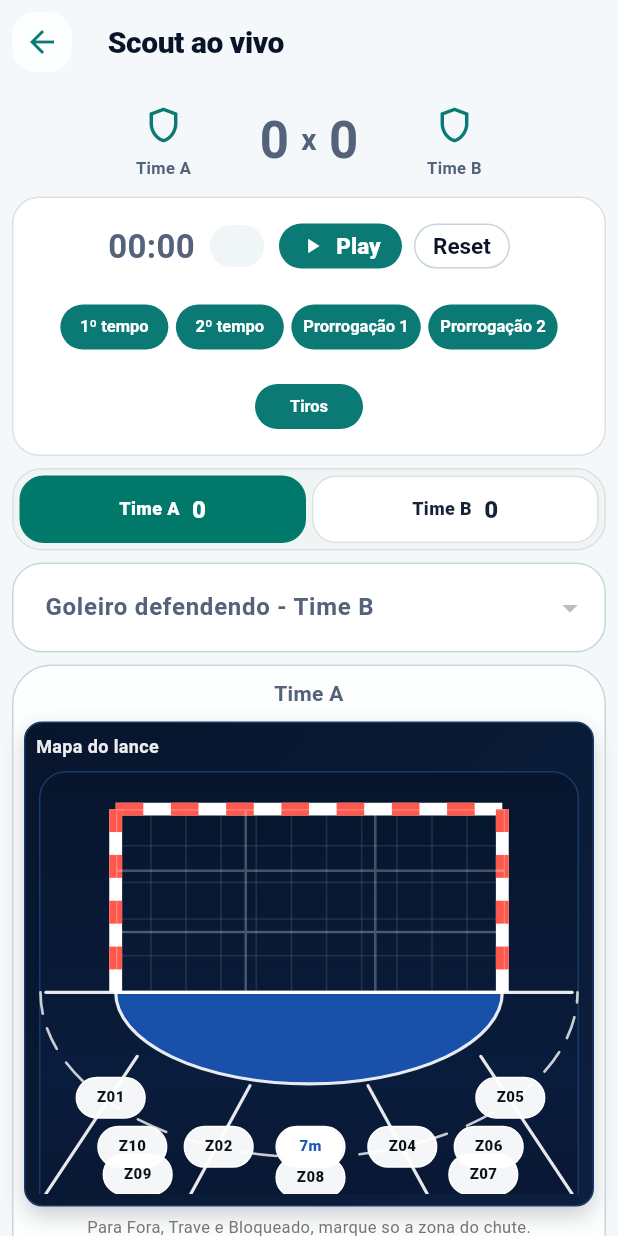
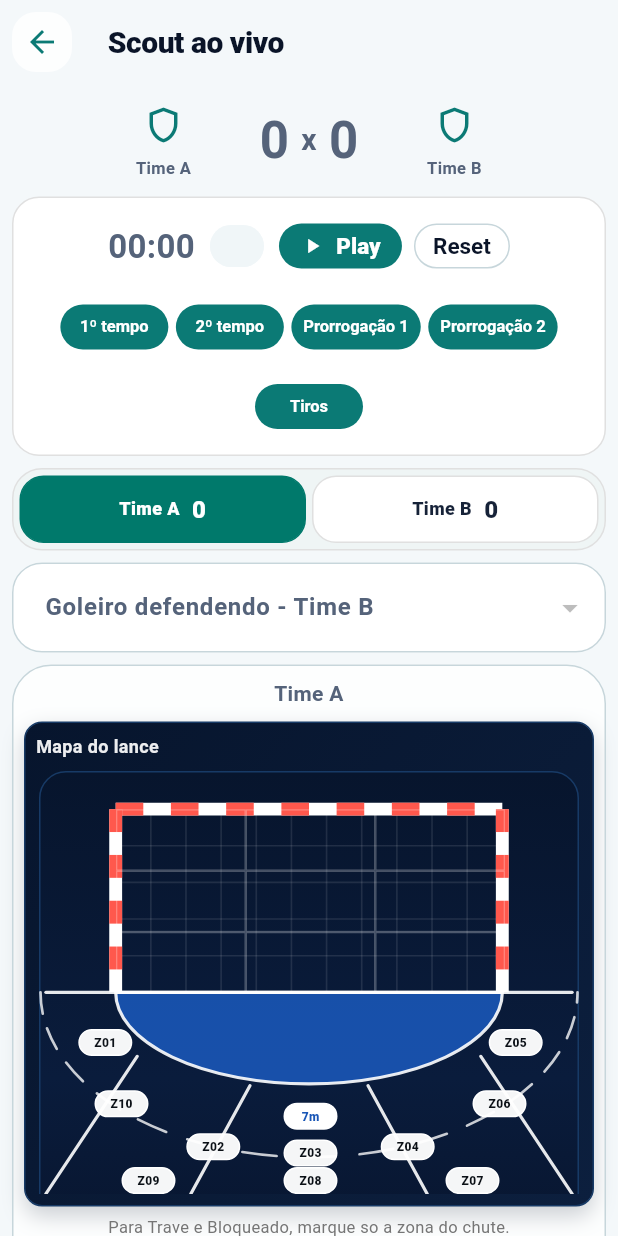
Before and after one commit to luzass/handbrasilstats, a Flutter app: the LiveScoutPage screen opened directly with empty values, on a phone screen of 412 x 824 dp. Run offline on Flutter 3.47's test engine with Material 3 defaults, Android fonts, the phone set to English and light mode, and no system bars; our stand-ins replace file_picker, flutter_dotenv, flutter_riverpod, supabase_flutter; accounts and stored records are empty.

Commit message:
Ajusta zonas do scout e alvo de chute para fora

```diff
--- a/lib/modules/scout/live_scout_page.dart
+++ b/lib/modules/scout/live_scout_page.dart
@@ -575,7 +575,15 @@ class _LiveScoutPageState extends State<LiveScoutPage> {
   }
 
   bool _goalZoneIsRequired(String? result) {
+    return result == 'goal' || result == 'saved' || result == 'out';
+  }
+
+  bool _insideGoalZonesEnabled(String? result) {
     return result == 'goal' || result == 'saved';
+  }
+
+  bool _outsideGoalZonesEnabled(String? result) {
+    return result == 'out';
   }
 
   bool _attackContextApplies(String? result) {
@@ -625,7 +633,9 @@ class _LiveScoutPageState extends State<LiveScoutPage> {
 
     if (_goalZoneIsRequired(draft.result) && draft.goalZoneId == null) {
       setState(() {
-        _errorMessage = 'Selecione a zona do gol do time da esquerda.';
+        _errorMessage = draft.result == 'out'
+            ? 'Selecione onde a bola saiu no chute do time da esquerda.'
+            : 'Selecione a zona do gol do time da esquerda.';
       });
       return;
     }
@@ -707,7 +717,9 @@ class _LiveScoutPageState extends State<LiveScoutPage> {
 
     if (_goalZoneIsRequired(draft.result) && draft.goalZoneId == null) {
       setState(() {
-        _errorMessage = 'Selecione a zona do gol do time da direita.';
+        _errorMessage = draft.result == 'out'
+            ? 'Selecione onde a bola saiu no chute do time da direita.'
+            : 'Selecione a zona do gol do time da direita.';
       });
       return;
     }
@@ -1354,6 +1366,21 @@ Widget _buildMatchHeader({
     }
   }
 
+  String _goalTargetLabel(dynamic value, String shotResult) {
+    final id = value is num
+        ? value.toInt()
+        : int.tryParse(value?.toString() ?? '');
+    if (id == null) {
+      return '';
+    }
+
+    if (shotResult == 'out' && id >= 10) {
+      return ' | F${(id - 9).toString().padLeft(2, '0')}';
+    }
+
+    return ' | G${id.toString().padLeft(2, '0')}';
+  }
+
   String _genericEventLabel(String value) {
     switch (value) {
       case 'suspension_2min':
@@ -1421,16 +1448,15 @@ Widget _buildMatchHeader({
 
                 final zoneId = event['zone_id'];
                 final goalZoneId = event['goal_zone_id'];
-                final result = _shotResultLabel(event['shot_result'] as String? ?? '-');
+                final shotResult = event['shot_result'] as String? ?? '-';
+                final result = _shotResultLabel(shotResult);
                 final goalType = attackContext == 'contra_ataque'
                     ? ' | Contra-ataque'
                     : (event['shot_result'] == 'goal' ? ' | Gol normal' : '');
                 final zoneText = zoneId == null
                     ? 'Z--'
                     : 'Z${zoneId.toString().padLeft(2, '0')}';
-                final goalZoneText = goalZoneId != null
-                    ? ' | G${goalZoneId.toString().padLeft(2, '0')}'
-                    : '';
+                final goalZoneText = _goalTargetLabel(goalZoneId, shotResult);
 
                 return ListTile(
                   dense: true,
@@ -1687,7 +1713,9 @@ Widget _buildMatchHeader({
     required bool isSavingGenericEvent,
     required bool genericNeedsPlayer,
   }) {
-    final goalZoneEnabled = _goalZoneIsRequired(selectedResult);
+    final goalTargetRequired = _goalZoneIsRequired(selectedResult);
+    final insideGoalZonesEnabled = _insideGoalZonesEnabled(selectedResult);
+    final outsideGoalZonesEnabled = _outsideGoalZonesEnabled(selectedResult);
 
     return LayoutBuilder(
       builder: (context, constraints) {
@@ -1720,15 +1748,25 @@ Widget _buildMatchHeader({
                         selectedGoalZoneId: selectedGoalZoneId,
                         onZoneSelected: onZoneSelected,
                         onGoalZoneSelected: onGoalZoneSelected,
-                        goalZonesEnabled: goalZoneEnabled,
+                        goalZonesEnabled: insideGoalZonesEnabled,
+                        outsideGoalZonesEnabled: outsideGoalZonesEnabled,
                       ),
                     ),
                   ),
                 ),
-                if (!goalZoneEnabled) ...[
+                if (selectedResult == 'out') ...[
                   const SizedBox(height: 6),
                   Text(
-                    'Para Fora, Trave e Bloqueado, marque so a zona do chute.',
+                    'Marque no mapa onde a bola saiu: acima, esquerda ou direita do gol.',
+                    style: TextStyle(
+                      color: Colors.grey.shade600,
+                      fontSize: compact ? 11 : 12,
+                    ),
+                  ),
+                ] else if (!goalTargetRequired) ...[
+                  const SizedBox(height: 6),
+                  Text(
+                    'Para Trave e Bloqueado, marque so a zona do chute.',
                     style: TextStyle(
                       color: Colors.grey.shade600,
                       fontSize: compact ? 11 : 12,
@@ -1933,10 +1971,12 @@ Widget _buildMatchHeader({
                 },
                 selectedResult: draft.result,
                 onResultChanged: (value) {
+                  final targetModeChanged = _outsideGoalZonesEnabled(value) !=
+                      _outsideGoalZonesEnabled(draft.result);
                   _leftShotDraft.value = draft.copyWith(
                     result: value,
                     attackContext: value == 'goal' ? draft.attackContext : 'normal',
-                    clearGoalZoneId: !_goalZoneIsRequired(value),
+                    clearGoalZoneId: targetModeChanged || !_goalZoneIsRequired(value),
                   );
                 },
                 selectedAttackContext: draft.attackContext,
@@ -1991,10 +2031,12 @@ Widget _buildMatchHeader({
                 },
                 selectedResult: draft.result,
                 onResultChanged: (value) {
+                  final targetModeChanged = _outsideGoalZonesEnabled(value) !=
+                      _outsideGoalZonesEnabled(draft.result);
                   _rightShotDraft.value = draft.copyWith(
                     result: value,
                     attackContext: value == 'goal' ? draft.attackContext : 'normal',
-                    clearGoalZoneId: !_goalZoneIsRequired(value),
+                    clearGoalZoneId: targetModeChanged || !_goalZoneIsRequired(value),
                   );
                 },
                 selectedAttackContext: draft.attackContext,
@@ -2215,10 +2257,13 @@ Widget _buildMatchHeader({
                         },
                         selectedResult: draft.result,
                         onResultChanged: (value) {
+                          final targetModeChanged =
+                              _outsideGoalZonesEnabled(value) !=
+                                  _outsideGoalZonesEnabled(draft.result);
                           _leftShotDraft.value = draft.copyWith(
                             result: value,
                             attackContext: value == 'goal' ? draft.attackContext : 'normal',
-                            clearGoalZoneId: !_goalZoneIsRequired(value),
+                            clearGoalZoneId: targetModeChanged || !_goalZoneIsRequired(value),
                           );
                         },
                         selectedAttackContext: draft.attackContext,
@@ -2273,10 +2318,13 @@ Widget _buildMatchHeader({
                         },
                         selectedResult: draft.result,
                         onResultChanged: (value) {
+                          final targetModeChanged =
+                              _outsideGoalZonesEnabled(value) !=
+                                  _outsideGoalZonesEnabled(draft.result);
                           _rightShotDraft.value = draft.copyWith(
                             result: value,
                             attackContext: value == 'goal' ? draft.attackContext : 'normal',
-                            clearGoalZoneId: !_goalZoneIsRequired(value),
+                            clearGoalZoneId: targetModeChanged || !_goalZoneIsRequired(value),
                           );
                         },
                         selectedAttackContext: draft.attackContext,
--- a/lib/widgets/scout_lance_map_selector.dart
+++ b/lib/widgets/scout_lance_map_selector.dart
@@ -22,6 +22,7 @@ class ScoutLanceMapSelector extends StatelessWidget {
   final ValueChanged<int> onZoneSelected;
   final ValueChanged<int> onGoalZoneSelected;
   final bool goalZonesEnabled;
+  final bool outsideGoalZonesEnabled;
   final bool enabled;
 
   const ScoutLanceMapSelector({
@@ -31,10 +32,11 @@ class ScoutLanceMapSelector extends StatelessWidget {
     required this.onZoneSelected,
     required this.onGoalZoneSelected,
     required this.goalZonesEnabled,
+    this.outsideGoalZonesEnabled = false,
     this.enabled = true,
   });
 
-  static const Offset _sevenMeterAnchor = Offset(0.50, 0.61);
+  static const Offset _sevenMeterAnchor = Offset(0.50, 0.56);
 
   static const List<List<int>> _goalRows = [
     [1, 4, 7],
@@ -43,16 +45,16 @@ class ScoutLanceMapSelector extends StatelessWidget {
   ];
 
   static const Map<int, Offset> _shotZoneAnchors = {
-    1: Offset(0.13, sixMeterApexY + 0.02),
-    5: Offset(0.87, sixMeterApexY + 0.02),
-    10: Offset(0.17, nineMeterApexY - 0.02),
-    6: Offset(0.83, nineMeterApexY - 0.02),
-    2: Offset(0.33, nineMeterApexY - 0.02),
-    3: Offset(0.50, nineMeterApexY - 0.02),
-    4: Offset(0.67, nineMeterApexY - 0.02),
-    9: Offset(0.18, bottomY - 0.035),
-    8: Offset(0.50, bottomY - 0.03),
-    7: Offset(0.82, bottomY - 0.035),
+    1: Offset(0.12, 0.44),
+    5: Offset(0.88, 0.44),
+    10: Offset(0.15, 0.54),
+    6: Offset(0.85, 0.54),
+    2: Offset(0.32, 0.61),
+    3: Offset(0.50, 0.62),
+    4: Offset(0.68, 0.61),
+    9: Offset(0.20, 0.665),
+    8: Offset(0.50, 0.665),
+    7: Offset(0.80, 0.665),
   };
 
   Widget _shotMarker(
@@ -62,9 +64,9 @@ class ScoutLanceMapSelector extends StatelessWidget {
     double height,
   ) {
     final isSelected = selectedZoneId == zoneId;
-    final markerWidth = (width * 0.13).clamp(44.0, 66.0).toDouble();
-    final markerHeight = (height * 0.052).clamp(28.0, 38.0).toDouble();
-    final fontSize = (markerHeight * 0.34).clamp(10.0, 12.0).toDouble();
+    final markerWidth = (width * 0.10).clamp(30.0, 50.0).toDouble();
+    final markerHeight = (height * 0.040).clamp(18.0, 28.0).toDouble();
+    final fontSize = (markerHeight * 0.42).clamp(8.0, 11.0).toDouble();
 
     return Positioned(
       left: (width * anchor.dx) - (markerWidth / 2),
@@ -82,9 +84,9 @@ class ScoutLanceMapSelector extends StatelessWidget {
 
   Widget _sevenMeterMarker(double width, double height) {
     final isSelected = selectedZoneId == 11;
-    final markerWidth = (width * 0.12).clamp(40.0, 56.0).toDouble();
-    final markerHeight = (height * 0.05).clamp(26.0, 34.0).toDouble();
-    final fontSize = (markerHeight * 0.35).clamp(10.0, 12.0).toDouble();
+    final markerWidth = (width * 0.10).clamp(30.0, 48.0).toDouble();
+    final markerHeight = (height * 0.040).clamp(18.0, 27.0).toDouble();
+    final fontSize = (markerHeight * 0.42).clamp(8.0, 11.0).toDouble();
 
     return Positioned(
       left: (width * _sevenMeterAnchor.dx) - (markerWidth / 2),
@@ -104,36 +106,94 @@ class ScoutLanceMapSelector extends StatelessWidget {
     final top = height * 0.06;
     final goalWidth = width * 0.72;
     final goalHeight = height * 0.30;
+    final outsideWidth = width * 0.11;
+    final outsideTopHeight = height * 0.045;
+    final innerCellWidth = goalWidth / 3;
+    final innerCellHeight = goalHeight / 3;
 
+    Widget cell({
+      required int goalZoneId,
+      required double cellLeft,
+      required double cellTop,
+      required double cellWidth,
+      required double cellHeight,
+      required bool enabledCell,
+    }) {
       return Positioned(
-      left: left,
-      top: top,
-      width: goalWidth,
-      height: goalHeight,
-      child: Opacity(
-        opacity: goalZonesEnabled ? 1 : 0.40,
-        child: Column(
-          children: _goalRows
-              .map(
-                (row) => Expanded(
-                  child: Row(
-                    children: row
-                        .map(
-                          (goalZoneId) => Expanded(
+        left: cellLeft,
+        top: cellTop,
+        width: cellWidth,
+        height: cellHeight,
         child: _GoalCell(
           goalZoneId: goalZoneId,
           isSelected: selectedGoalZoneId == goalZoneId,
-                              enabled: enabled && goalZonesEnabled,
+          enabled: enabled && enabledCell,
           onTap: () => onGoalZoneSelected(goalZoneId),
         ),
+      );
+    }
+
+    return Positioned(
+      left: left - outsideWidth,
+      top: top - outsideTopHeight,
+      width: goalWidth + (outsideWidth * 2),
+      height: goalHeight + outsideTopHeight,
+      child: Stack(
+        clipBehavior: Clip.none,
+        children: [
+          if (outsideGoalZonesEnabled) ...[
+            for (var column = 0; column < 5; column++)
+              cell(
+                goalZoneId: 10 + column,
+                cellLeft: column == 0
+                    ? 0
+                    : column == 4
+                        ? outsideWidth + goalWidth
+                        : outsideWidth + ((column - 1) * innerCellWidth),
+                cellTop: 0,
+                cellWidth: column == 0 || column == 4
+                    ? outsideWidth
+                    : innerCellWidth,
+                cellHeight: outsideTopHeight,
+                enabledCell: true,
               ),
-                        )
-                        .toList(),
+            for (var row = 0; row < 3; row++)
+              cell(
+                goalZoneId: 15 + row,
+                cellLeft: 0,
+                cellTop: outsideTopHeight + (row * innerCellHeight),
+                cellWidth: outsideWidth,
+                cellHeight: innerCellHeight,
+                enabledCell: true,
+              ),
+            for (var row = 0; row < 3; row++)
+              cell(
+                goalZoneId: 18 + row,
+                cellLeft: outsideWidth + goalWidth,
+                cellTop: outsideTopHeight + (row * innerCellHeight),
+                cellWidth: outsideWidth,
+                cellHeight: innerCellHeight,
+                enabledCell: true,
+              ),
+          ],
+          Opacity(
+            opacity: goalZonesEnabled ? 1 : 0.40,
+            child: Stack(
+              children: [
+                for (var row = 0; row < _goalRows.length; row++)
+                  for (var column = 0; column < _goalRows[row].length; column++)
+                    cell(
+                      goalZoneId: _goalRows[row][column],
+                      cellLeft: outsideWidth + (column * innerCellWidth),
+                      cellTop: outsideTopHeight + (row * innerCellHeight),
+                      cellWidth: innerCellWidth,
+                      cellHeight: innerCellHeight,
+                      enabledCell: goalZonesEnabled,
+                    ),
+              ],
             ),
           ),
-              )
-              .toList(),
-        ),
+        ],
       ),
     );
   }
```
Also changed, not shown: 1 other file. Lines whose indentation alone changed are shown as unchanged.
